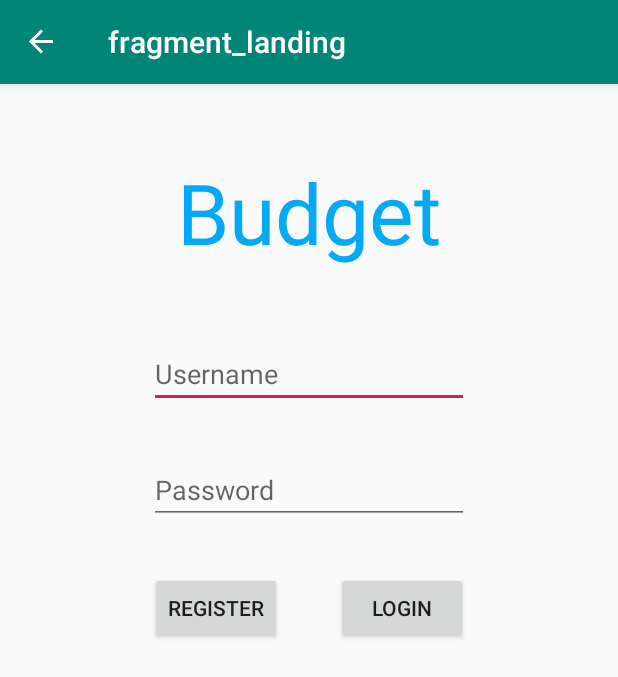
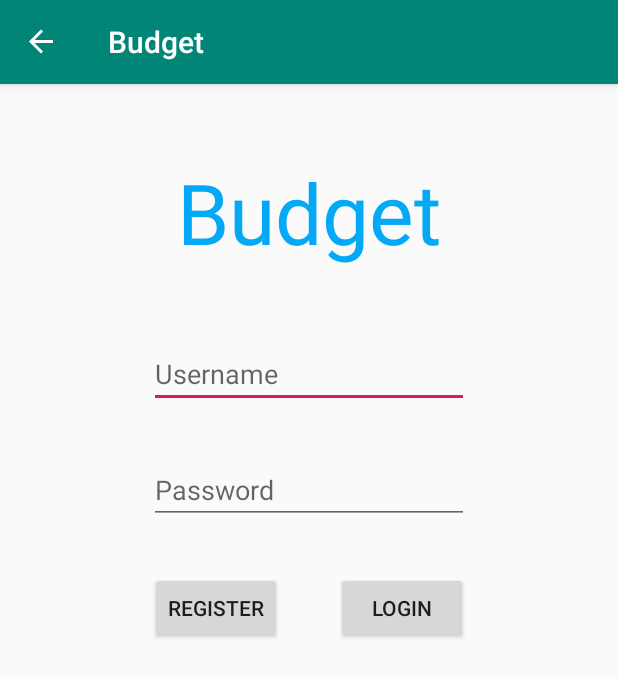
Before and after one commit to gscoppino/budget-app-android, an Android app: the screen it shows after launch (MainActivity), on a phone screen of 412 x 824 dp. Shown: the top 677 px of the screen. Run offline under Robolectric (Android 15) with nearby library versions, the phone set to English and light mode, and no system bars; our stand-ins replace navigation-ui.

Commit message:
Changes navigation graph labels for Login and Registration views to show more user-friendly action bar titles (hopefully the action bar can just be hidden in the future though).

```diff
--- a/app/src/main/res/navigation/navigation_graph.xml
+++ b/app/src/main/res/navigation/navigation_graph.xml
@@ -8,8 +8,8 @@
     <fragment
         android:id="@+id/landingFragment"
         android:name="com.budgetapp.LandingFragment"
-        android:label="fragment_landing"
-        tools:layout="@layout/fragment_landing" >
+        android:label="Budget"
+        tools:layout="@layout/fragment_landing">
         <action
             android:id="@+id/action_landingFragment_to_firstLoginFragment"
             app:destination="@id/firstLoginFragment" />
@@ -20,8 +20,8 @@
     <fragment
         android:id="@+id/firstLoginFragment"
         android:name="com.budgetapp.FirstLoginFragment"
-        android:label="fragment_first_login"
-        tools:layout="@layout/fragment_first_login" >
+        android:label="Registration"
+        tools:layout="@layout/fragment_first_login">
         <action
             android:id="@+id/action_firstLoginFragment_to_homeFragment"
             app:destination="@id/homeFragment" />
```
